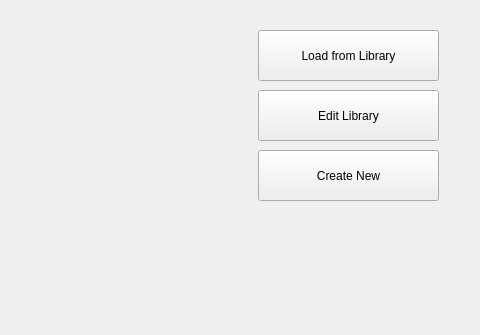
This is HomePage.ui in nlinthacum/SeniorDesignGUI as Qt 5 draws it before an edit; both pictures show x 330 to 810 and y 0 to 335 of the 810 by 614 pixel window. The edited form follows.
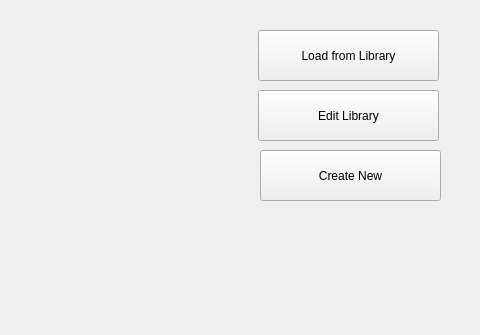
This is the edited form.

Commit message: push button that opens new window

What changed in the file:
```diff
--- a/HomePage.ui
+++ b/HomePage.ui
@@ -43,7 +43,7 @@
    <widget class="QPushButton" name="pushButton_3">
     <property name="geometry">
      <rect>
-      <x>588</x>
+      <x>590</x>
       <y>150</y>
       <width>181</width>
       <height>51</height>
```
Left out of the diff: 2 changed lines with no effect on the pictures. The commit also changes 1 other file.
